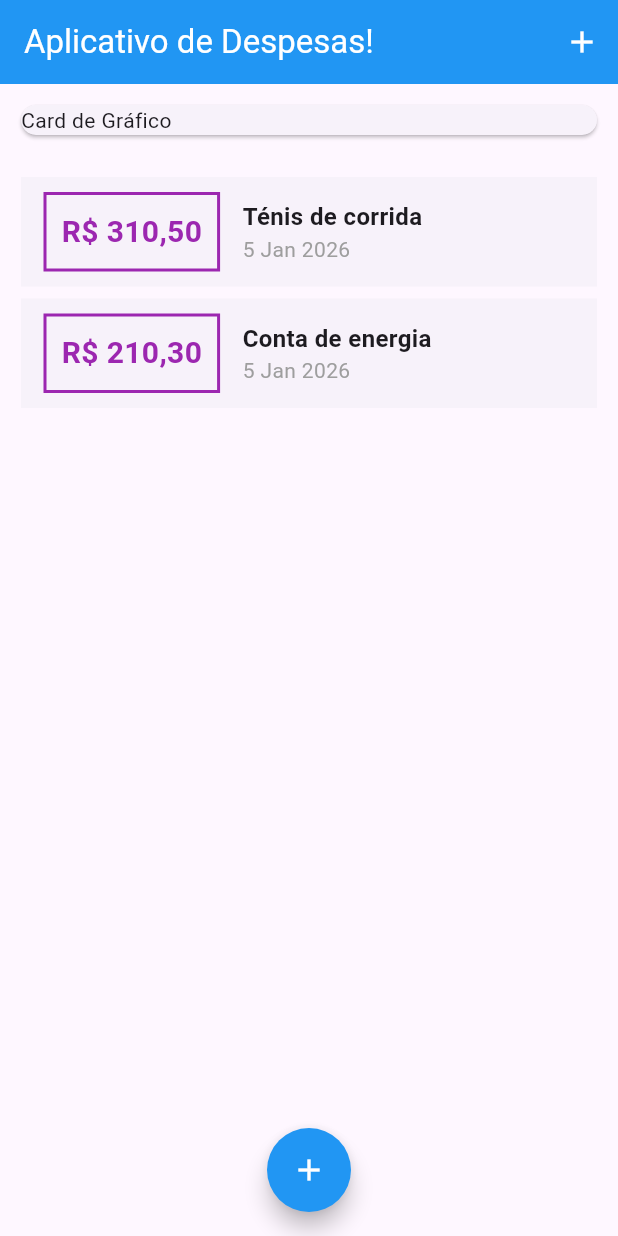
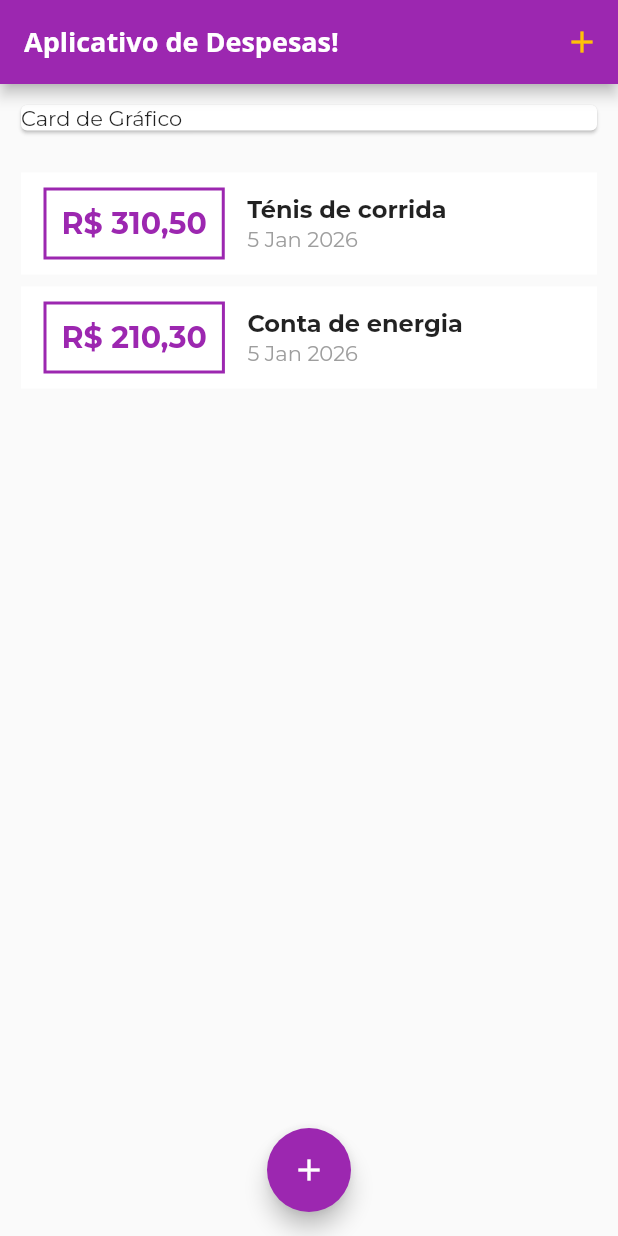
Before and after one commit to nectweb/curso-app-despesesas-flutter, a Flutter app: the screen it shows after launch, on a phone screen of 412 x 824 dp. Run offline on Flutter 3.47's test engine with Material 3 defaults, Android fonts, the phone set to English and light mode, and no system bars.

Commit message:
Adicionado Cores primarias

```diff
--- a/lib/main.dart
+++ b/lib/main.dart
@@ -14,7 +14,27 @@ class Expenses extends StatelessWidget {
 
   @override
   Widget build(BuildContext context) {
-    return MaterialApp(home: MyHome());
+    return MaterialApp(
+      home: MyHome(),
+      theme: ThemeData(
+        useMaterial3: false,
+        appBarTheme: AppBarTheme(
+          backgroundColor: Colors.purple,
+          foregroundColor: Colors.amber,
+          titleTextStyle: TextStyle(
+            fontFamily: 'OpenSans',
+            fontWeight: FontWeight.w700,
+            fontSize: 18,
+          ),
+        ),
+        colorScheme: ColorScheme.fromSeed(
+          primary: Colors.amber,
+          secondary: Colors.purple,
+          seedColor: Colors.amber,
+        ),
+        fontFamily: 'Montserrat',
+      ),
+    );
   }
 }
 
@@ -69,7 +89,6 @@ class _MyHomeState extends State<MyHome> {
   Widget build(BuildContext context) {
     return Scaffold(
       appBar: AppBar(
-        backgroundColor: Colors.blue,
         title: Text(
           "Aplicativo de Despesas!",
           style: TextStyle(color: Colors.white),
@@ -96,8 +115,6 @@ class _MyHomeState extends State<MyHome> {
       ),
       floatingActionButton: FloatingActionButton(
         onPressed: () => _openModalTransaction(context),
-        backgroundColor: Colors.blue,
-        foregroundColor: Colors.white,
         shape: RoundedRectangleBorder(
           borderRadius: BorderRadiusGeometry.all(Radius.circular(100)),
         ),
```
Also changed, not shown: pubspec.yaml (+11 -6 lines), assets/fonts/Montserrat/Montserrat-Bold.ttf (added), assets/fonts/Montserrat/Montserrat-Regular.ttf (added), assets/fonts/Open_Sans/OpenSans-Bold.ttf (added), assets/fonts/Open_Sans/OpenSans-Regular.ttf (added).
